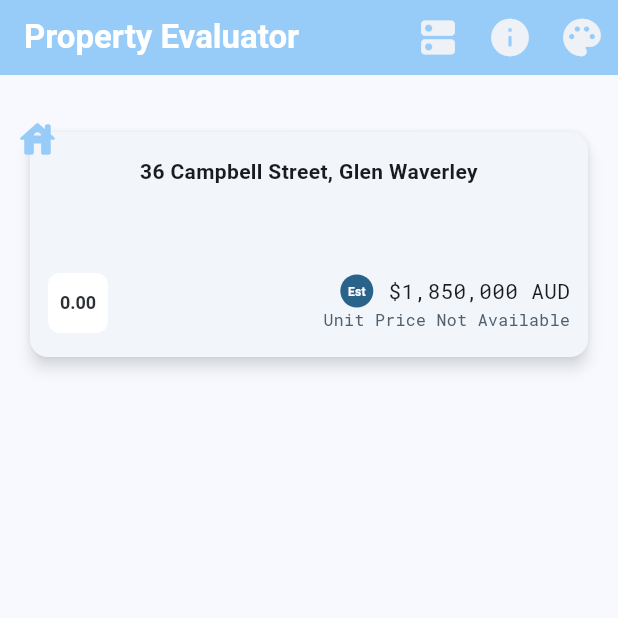
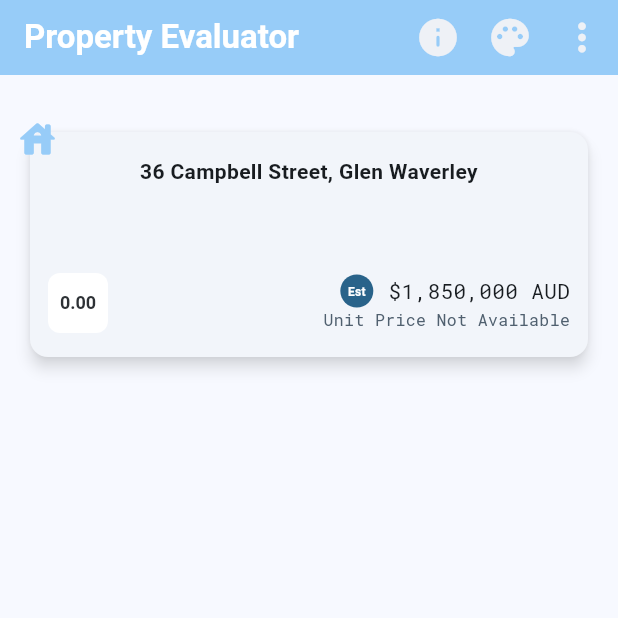
Before and after one commit to jackytsheng/house-value-evaluator, a Flutter app: the screen it shows after launch, on a phone screen of 412 x 824 dp, the top half of it. Run offline on Flutter 3.47's test engine with Material 2 defaults, Android fonts, the phone set to English and light mode, and no system bars; our stand-ins replace easy_debounce, flutter_slidable, numberpicker, syncfusion_flutter_charts.

Commit message:
add the state logic to manage the selected cards

```diff
--- a/lib/components/property_card.dart
+++ b/lib/components/property_card.dart
@@ -11,12 +11,26 @@ import 'package:property_evaluator/utils/property_chip_picker.dart';
 class PropertyCard extends StatelessWidget {
   const PropertyCard({
     super.key,
+    required this.isEditMode,
+    required this.isSelected,
     required this.property,
-    this.isEditMode = false,
+    required this.onSelect,
+    required this.onDeselect,
   });
 
   final PropertyEntity property;
   final bool isEditMode;
+  final bool isSelected;
+  final Function() onSelect;
+  final Function() onDeselect;
+
+  void _toggleSelect() {
+    if (isSelected) {
+      onDeselect();
+    } else {
+      onSelect();
+    }
+  }
 
   @override
   Widget build(BuildContext context) {
@@ -25,10 +39,11 @@ class PropertyCard extends StatelessWidget {
         horizontalTitleGap: 0,
         leading: isEditMode
             ? Radio<String>(
-                value: "first",
-                groupValue: "first",
+                value: property.propertyId,
+                toggleable: true,
+                groupValue: isSelected ? property.propertyId : "",
                 onChanged: (value) {
-                  print(value);
+                  _toggleSelect();
                 })
             : null,
         trailing: null,
@@ -37,12 +52,16 @@ class PropertyCard extends StatelessWidget {
           FloatCard(
               margin: const EdgeInsets.symmetric(horizontal: 20, vertical: 10),
               onTapAction: () {
+                if (isEditMode) {
+                  _toggleSelect();
+                } else {
                   Navigator.pushNamed(
                     context,
                     PROPERTY_ROUTE,
                     arguments: PropertyRouteArguments(
                         PropertyAction.editProperty, property),
                   );
+                }
               },
               child: Container(
                   height: 150,
--- a/lib/constants/route.dart
+++ b/lib/constants/route.dart
@@ -1,3 +1,4 @@
 const CRITERIA_ROUTE = '/criteria';
 const PROPERTY_ROUTE = '/property';
 const ADDITIONAL_COST_ROUTE = '/additional-cost ';
+const COMPARE_ROUTE = '/compare ';
--- a/lib/main.dart
+++ b/lib/main.dart
@@ -7,6 +7,7 @@ import 'package:property_evaluator/model/addition_cost.dart';
 import 'package:property_evaluator/model/criteria.dart';
 import 'package:property_evaluator/model/property.dart';
 import 'package:property_evaluator/route/additional_cost_route.dart';
+import 'package:property_evaluator/route/compare_route.dart';
 import 'package:property_evaluator/route/criteria_route.dart';
 import 'package:property_evaluator/route/home_route.dart';
 import 'package:property_evaluator/route/property_route.dart';
@@ -33,6 +34,8 @@ class _HomeEvaluatorApp extends State<HomeEvaluatorApp> {
   Map<String, PropertyEntity> propertiesMap = {};
   Map<String, AdditionalCostEntity> costItemsMap = {};
   bool shouldShowWeightingValidationError = false;
+  bool isInPropertyEditMode = false;
+  List<String> selectedPropertyIds = [];
 
   @override
   void initState() {
@@ -328,11 +331,42 @@ class _HomeEvaluatorApp extends State<HomeEvaluatorApp> {
     });
   }
 
+  void setPropertyEditMode() {
+    setState(() {
+      isInPropertyEditMode = !isInPropertyEditMode;
+    });
+  }
+
+  void addPropertyIdToSelectedList(String propertyId) {
+    setState(() {
+      selectedPropertyIds.add(propertyId);
+      developer.log("selecting propertyId $propertyId to selected list");
+    });
+  }
+
+  void removePropertyIdFromSelectedList(String propertyId) {
+    setState(() {
+      selectedPropertyIds.remove(propertyId);
+      developer.log("removing propertyId $propertyId from selected list");
+    });
+  }
+
+  void deleteAllSelectedPropertyInSelectedList() {
+    setState(() {
+      propertiesMap
+          .removeWhere((key, value) => selectedPropertyIds.contains(key));
+      selectedPropertyIds = [];
+      isInPropertyEditMode = false;
+      developer.log("removing all selected property Ids");
+    });
+  }
+
   @override
   Widget build(BuildContext context) {
     var additionalCostMap = _getAdditionalCostByType();
     return MaterialApp(
-      title: 'House Evaluator',
+      debugShowCheckedModeBanner: false,
+      title: 'Property Evaluator',
       theme: ThemeData(
         colorScheme: ColorScheme.fromSeed(seedColor: selectedThemeColor),
         useMaterial3: true,
@@ -384,13 +418,21 @@ class _HomeEvaluatorApp extends State<HomeEvaluatorApp> {
               shouldShowWeightingValidationError:
                   shouldShowWeightingValidationError,
             ),
+        COMPARE_ROUTE: (context) => CompareRoute(
+            selectedPropertyIds: selectedPropertyIds,
+            propertiesMap: propertiesMap)
       },
       home: HomeRoute(
-        changeThemeColor: changeThemeColor,
-        currentThemeColor: selectedThemeColor,
-        properties: propertiesMap.values.toList(),
-        addProperty: addProperty,
-      ),
+          changeThemeColor: changeThemeColor,
+          currentThemeColor: selectedThemeColor,
+          properties: propertiesMap.values.toList(),
+          addProperty: addProperty,
+          isEditMode: isInPropertyEditMode,
+          setEditMode: setPropertyEditMode,
+          selectedPropertyIds: selectedPropertyIds,
+          selectProperty: addPropertyIdToSelectedList,
+          deselectProperty: removePropertyIdFromSelectedList,
+          deleteAllSelected: deleteAllSelectedPropertyInSelectedList),
     );
   }
 }
--- a/lib/route/home_route.dart
+++ b/lib/route/home_route.dart
@@ -1,30 +1,36 @@
 import 'package:flutter/material.dart';
+import 'package:property_evaluator/components/close_delete_dialog.dart';
 import 'package:property_evaluator/components/help_icon_button.dart';
 import 'package:property_evaluator/components/property_card.dart';
 import 'package:property_evaluator/constants/route.dart';
 import 'package:property_evaluator/route/compare_route.dart';
 import 'package:property_evaluator/model/property.dart';
 
-class HomeRoute extends StatefulWidget {
+class HomeRoute extends StatelessWidget {
   const HomeRoute({
     super.key,
     required this.changeThemeColor,
     required this.currentThemeColor,
     required this.properties,
     required this.addProperty,
+    required this.setEditMode,
+    required this.isEditMode,
+    required this.selectedPropertyIds,
+    required this.selectProperty,
+    required this.deselectProperty,
+    required this.deleteAllSelected,
   });
 
   final Function(Color color) changeThemeColor;
   final Function(BuildContext context) addProperty;
+  final Function() setEditMode;
+  final Function(String propertyId) selectProperty;
+  final Function(String propertyId) deselectProperty;
+  final Function() deleteAllSelected;
   final Color currentThemeColor;
+  final bool isEditMode;
+  final List<String> selectedPropertyIds;
   final List<PropertyEntity> properties;
-
-  @override
-  State<StatefulWidget> createState() => _HomeRoute();
-}
-
-class _HomeRoute extends State<HomeRoute> {
-  bool _editMode = false;
 
   @override
   Widget build(BuildContext context) {
@@ -35,23 +41,14 @@ class _HomeRoute extends State<HomeRoute> {
               toolbarHeight: 50,
               backgroundColor: Theme.of(context).colorScheme.inversePrimary,
               actions: <Widget>[
-                IconButton(
-                    iconSize: 40,
-                    tooltip: 'Select cards',
-                    icon: Icon(Icons.dns_rounded,
-                        color: Theme.of(context).colorScheme.onInverseSurface,
-                        size: 30),
-                    onPressed: () {
-                      setState(() {
-                        _editMode = !_editMode;
-                      });
-                    }),
                 const HelpIconButton(helpMessage: """
 1. Select cards to compare
 
 2. Select cards to delete
 
 3. Score color change base on number
+
+4. Selected cards auto show in compare
 """),
                 PopupMenuButton(
                   icon: Icon(Icons.palette_rounded,
@@ -99,10 +96,17 @@ class _HomeRoute extends State<HomeRoute> {
                       ),
                     ];
                   },
-                  initialValue: widget.currentThemeColor,
+                  initialValue: currentThemeColor,
                   // Callback that sets the selected popup menu item.
-                  onSelected: widget.changeThemeColor,
+                  onSelected: changeThemeColor,
                 ),
+                IconButton(
+                    iconSize: 40,
+                    tooltip: 'Select cards',
+                    icon: Icon(Icons.more_vert_rounded,
+                        color: Theme.of(context).colorScheme.onInverseSurface,
+                        size: 30),
+                    onPressed: setEditMode)
               ],
               scrolledUnderElevation: 0,
               title: Text("Property Evaluator",
@@ -114,20 +118,24 @@ class _HomeRoute extends State<HomeRoute> {
               child: Padding(
                 padding: const EdgeInsets.only(top: 20),
                 child: Column(
-                    children: widget.properties
+                    children: properties
                         .map<PropertyCard>((property) => PropertyCard(
-                              isEditMode: _editMode,
-                              property: property,
-                            ))
+                            isEditMode: isEditMode,
+                            isSelected: selectedPropertyIds
+                                .contains(property.propertyId),
+                            property: property,
+                            onSelect: () => selectProperty(property.propertyId),
+                            onDeselect: () =>
+                                deselectProperty(property.propertyId)))
                         .toList()),
               ),
             ),
             // This trailing comma makes auto-formatting nicer for build methods.
-            floatingActionButton: _editMode
+            floatingActionButton: isEditMode
                 ? null
                 : FloatingActionButton(
                     onPressed: () {
-                      widget.addProperty(context);
+                      addProperty(context);
                     },
                     shape: const CircleBorder(),
                     tooltip: 'Add new address',
@@ -146,22 +154,35 @@ class _HomeRoute extends State<HomeRoute> {
                 child: IconTheme(
                   data: IconThemeData(
                       color: Theme.of(context).colorScheme.onPrimary),
-                  child: _editMode
+                  child: isEditMode
                       ? Row(
                           mainAxisAlignment: MainAxisAlignment.spaceEvenly,
                           children: [
                               ElevatedButton.icon(
                                   onPressed: () {
-                                    Navigator.push(
-                                        context,
-                                        MaterialPageRoute(
-                                            builder: (context) =>
-                                                const CompareRoute()));
+                                    Navigator.pushNamed(context, COMPARE_ROUTE);
                                   },
                                   icon: const Icon(Icons.bar_chart_rounded),
                                   label: const Text("Compare")),
                               ElevatedButton.icon(
-                                  onPressed: () {},
+                                  onPressed: () {
+                                    showDialog(
+                                        context: context,
+                                        builder: (BuildContext context) =>
+                                            Dialog(
+                                                child: CloseDeleteDialog(
+                                                    onDelete: deleteAllSelected,
+                                                    children: [
+                                                  Text(
+                                                    "Doing so will remove all notes related as well. Are you sure you want to delete selected properties?",
+                                                    style: TextStyle(
+                                                        color: Theme.of(context)
+                                                            .colorScheme
+                                                            .error),
+                                                  ),
+                                                  const SizedBox(height: 10)
+                                                ])));
+                                  },
                                   icon: const Icon(Icons.delete_rounded),
                                   label: const Text("Remove")),
                             ])
@@ -171,11 +192,7 @@ class _HomeRoute extends State<HomeRoute> {
                             tooltip: 'Comparison',
                             icon: const Icon(Icons.bar_chart_rounded),
                             onPressed: () {
-                              Navigator.push(
-                                  context,
-                                  MaterialPageRoute(
-                                      builder: (context) =>
-                                          const CompareRoute()));
+                              Navigator.pushNamed(context, COMPARE_ROUTE);
                             },
                           ),
                           IconButton(
```
Also changed, not shown: lib/components/close_delete_dialog.dart (added, +35 -0 lines), lib/route/compare_route.dart (+9 -12 lines), 1 other file. Lines whose indentation alone changed are shown as unchanged.
